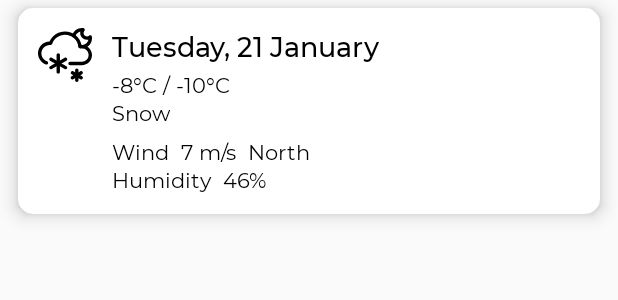
After one commit to denbondd/JustWeather, an Android app: the layout daily_rvitem.xml on its own in the app's theme, with its tools: preview values and no code run, on a phone screen of 412 x 824 dp. The commit adds this screen. Shown: the top 300 px of the screen. Run offline under Robolectric (Android 15) with nearby library versions, the phone set to English and light mode, and no system bars.

Commit message:
finish daily fragment

```diff
--- a/app/src/main/java/com/denbondd/justweather/ui/adapters/HourlyRVViewHolder.java
+++ b/app/src/main/java/com/denbondd/justweather/ui/adapters/HourlyRVViewHolder.java
@@ -15,14 +15,13 @@ import com.denbondd.justweather.util.OWMExtensions;
 
 public class HourlyRVViewHolder extends RecyclerView.ViewHolder {
     private ImageView weatherIcon;
+    private HourlyRvitemBinding binding;
 
     public HourlyRVViewHolder(@NonNull View itemView) {
         super(itemView);
         weatherIcon = itemView.findViewById(R.id.ivWeatherIcon);
         binding = HourlyRvitemBinding.bind(itemView);
     }
-
-    private HourlyRvitemBinding binding;
 
     public void onBind(Hourly hourly) {
         binding.setHourly(hourly);
--- /dev/null
+++ b/app/src/main/res/layout/daily_rvitem.xml
@@ -0,0 +1,111 @@
+<?xml version="1.0" encoding="utf-8"?>
+<layout xmlns:android="http://schemas.android.com/apk/res/android"
+    xmlns:app="http://schemas.android.com/apk/res-auto"
+    xmlns:tools="http://schemas.android.com/tools">
+
+    <data>
+
+        <variable
+            name="daily"
+            type="com.denbondd.justweather.models.onecallowm.Daily" />
+
+        <import
+            alias="timeExt"
+            type="com.denbondd.justweather.util.TimeExtensions" />
+
+        <import
+            alias="owmExt"
+            type="com.denbondd.justweather.util.OWMExtensions" />
+
+    </data>
+
+    <androidx.cardview.widget.CardView
+        android:layout_width="match_parent"
+        android:layout_height="wrap_content"
+        android:layout_marginStart="12dp"
+        android:layout_marginTop="5dp"
+        android:layout_marginEnd="12dp"
+        android:layout_marginBottom="5dp"
+        app:cardCornerRadius="10dp"
+        app:cardElevation="7dp">
+
+        <androidx.constraintlayout.widget.ConstraintLayout
+            android:layout_width="match_parent"
+            android:layout_height="match_parent">
+
+            <ImageView
+                android:id="@+id/ivWeatherIcon"
+                android:layout_width="36dp"
+                android:layout_height="36dp"
+                android:layout_marginStart="13dp"
+                android:layout_marginTop="13dp"
+                android:contentDescription="@string/itemico"
+                app:layout_constraintStart_toStartOf="parent"
+                app:layout_constraintTop_toTopOf="parent"
+                tools:srcCompat="@drawable/ic_weather11n" />
+
+            <TextView
+                android:id="@+id/tvTime"
+                style="@style/txtMedium.18sp"
+                android:layout_width="wrap_content"
+                android:layout_height="wrap_content"
+                android:layout_marginStart="13dp"
+                android:layout_marginTop="13dp"
+                android:text="@{timeExt.getDaysUTC(daily.dt)}"
+                android:textColor="@android:color/black"
+                app:layout_constraintStart_toEndOf="@+id/ivWeatherIcon"
+                app:layout_constraintTop_toTopOf="parent"
+                tools:text="Tuesday, 21 January" />
+
+            <TextView
+                android:id="@+id/tvTemp"
+                style="@style/txtRegular.14sp"
+                android:layout_width="wrap_content"
+                android:layout_height="wrap_content"
+                android:layout_marginTop="4dp"
+                android:text="@{Math.round(daily.temp.max) + @string/celsiusSign + ' ' + '/' + ' ' + Math.round(daily.temp.min) + @string/celsiusSign}"
+                android:textColor="@android:color/black"
+                app:layout_constraintStart_toStartOf="@+id/tvTime"
+                app:layout_constraintTop_toBottomOf="@+id/tvTime"
+                tools:text="-8°C / -10°C" />
+
+            <TextView
+                android:id="@+id/tvWeather"
+                style="@style/txtRegular.14sp"
+                android:layout_width="wrap_content"
+                android:layout_height="wrap_content"
+                android:text="@{daily.weather.get(0).main}"
+                android:textColor="@android:color/black"
+                app:layout_constraintStart_toStartOf="@+id/tvTemp"
+                app:layout_constraintTop_toBottomOf="@+id/tvTemp"
+                tools:text="Snow" />
+
+            <TextView
+                android:id="@+id/tvWind"
+                style="@style/txtRegular.14sp"
+                android:layout_width="wrap_content"
+                android:layout_height="wrap_content"
+                android:layout_marginTop="7dp"
+                android:text="@{@string/wind + ' ' + ' ' + owmExt.getRounded(daily.windSpeed) + @string/m_per_sec + ' ' + ' ' + owmExt.getWindDirection(daily.windDeg)}"
+                android:textColor="@android:color/black"
+                app:layout_constraintStart_toStartOf="@+id/tvWeather"
+                app:layout_constraintTop_toBottomOf="@+id/tvWeather"
+                tools:text="Wind  7 m/s  North" />
+
+            <TextView
+                android:id="@+id/tvHumidity"
+                style="@style/txtRegular.14sp"
+                android:layout_width="wrap_content"
+                android:layout_height="wrap_content"
+                android:layout_marginBottom="13dp"
+                android:text="@{@string/humidity + ' ' + ' ' + daily.humidity + '%'}"
+                android:textColor="@android:color/black"
+                app:layout_constraintBottom_toBottomOf="parent"
+                app:layout_constraintStart_toStartOf="@+id/tvWind"
+                app:layout_constraintTop_toBottomOf="@+id/tvWind"
+                tools:text="Humidity  46%" />
+
+        </androidx.constraintlayout.widget.ConstraintLayout>
+
+    </androidx.cardview.widget.CardView>
+</layout>
--- a/app/src/main/res/values/strings.xml
+++ b/app/src/main/res/values/strings.xml
@@ -31,4 +31,5 @@
     <string name="sw">Southwest</string>
     <string name="w">West</string>
     <string name="nw">Northwest</string>
+    <string name="daily">Daily</string>
 </resources>
```
Also changed, not shown: app/src/main/java/com/denbondd/justweather/models/onecallowm/Daily.java (+149 -1 lines), app/src/main/java/com/denbondd/justweather/ui/activities/main/MainActivity.java (+27 -3 lines), app/src/main/java/com/denbondd/justweather/ui/adapters/DailyRVAdapter.java (added, +39 -0 lines), app/src/main/java/com/denbondd/justweather/ui/adapters/DailyRVViewHolder.java (added, +33 -0 lines), app/src/main/java/com/denbondd/justweather/ui/fragments/daily/DailyFragment.java (added, +55 -0 lines), app/src/main/java/com/denbondd/justweather/ui/fragments/daily/DailyViewModel.java (added, +7 -0 lines), app/src/main/java/com/denbondd/justweather/ui/fragments/main/MainFragment.java (+21 -3 lines), app/src/main/java/com/denbondd/justweather/util/TimeExtensions.java (+8 -0 lines), app/src/main/res/layout/daily_fragment.xml (added, +38 -0 lines), app/src/main/res/layout/main_fragment.xml (+12 -1 lines).
